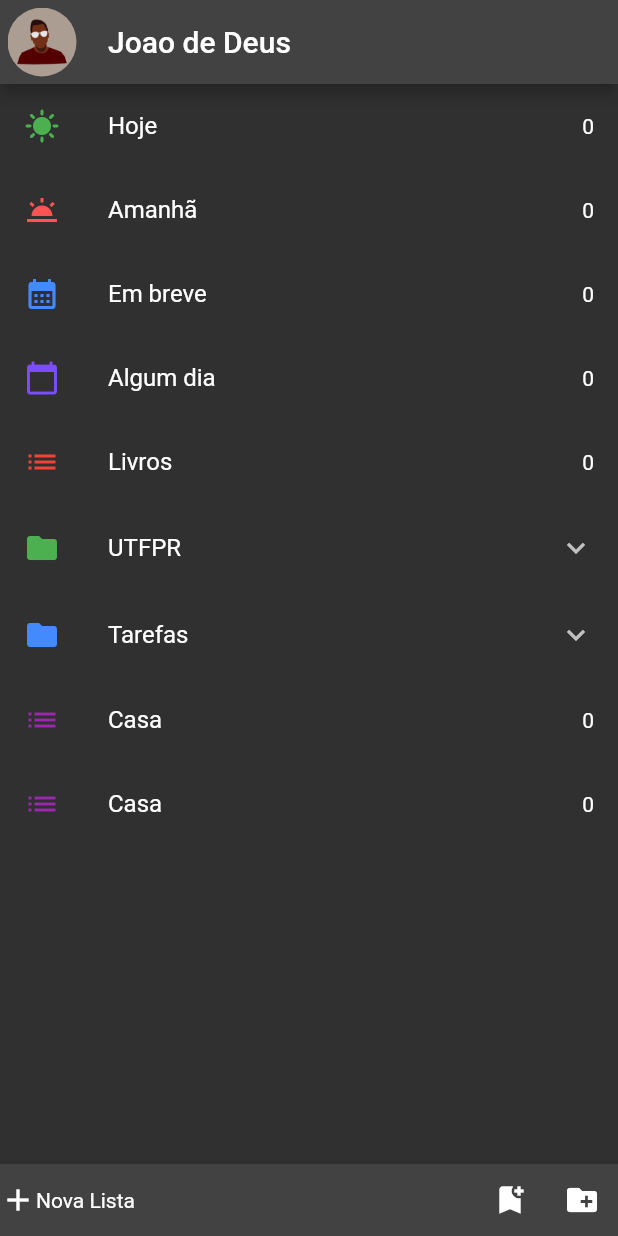
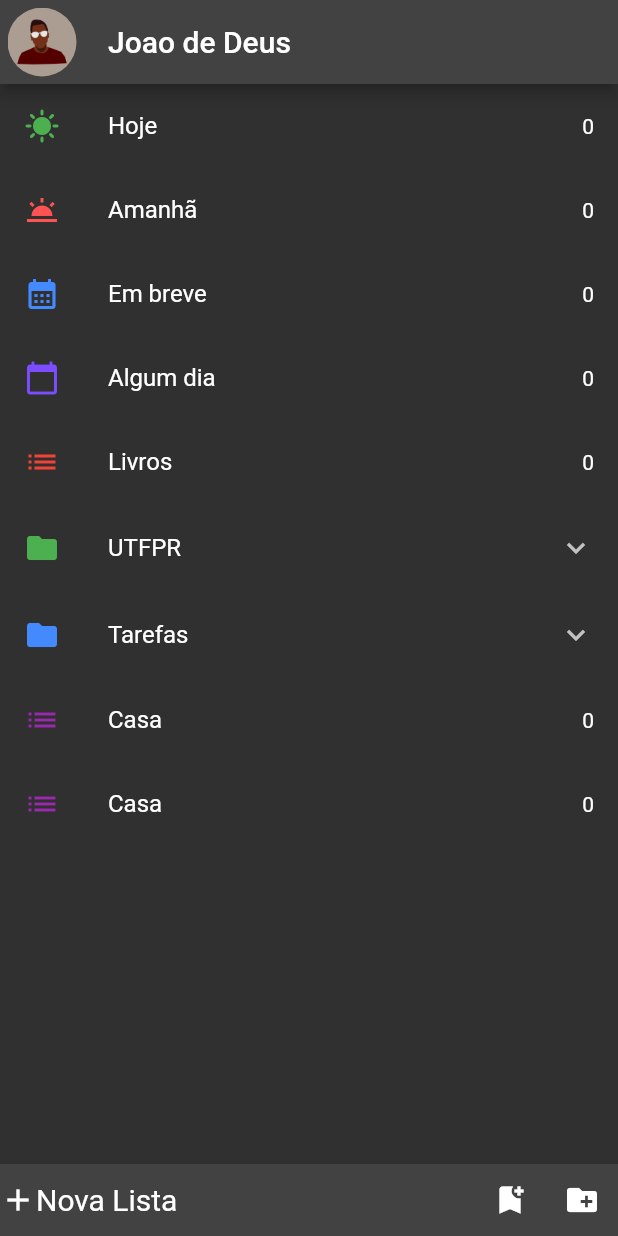
Before and after one commit to laairoy/todo, a Flutter app: the screen it shows after launch, on a phone screen of 412 x 824 dp. Run offline on Flutter 3.47's test engine with Material 2 defaults, Android fonts, the phone set to English and light mode, and no system bars.

Commit message:
Added option to click on list items.

```diff
--- a/lib/pages/home_page.dart
+++ b/lib/pages/home_page.dart
@@ -40,6 +40,7 @@ class HomePage extends StatelessWidget {
                   title: Text(fixedList[index].title),
                   leading: fixedList[index].icon,
                   trailing: const Text('0'),
+                  onTap: () => print('Ola mundo'),
                 );
               },
             ),
@@ -66,6 +67,7 @@ class HomePage extends StatelessWidget {
                           title: Text(subList[i].name),
                           leading: Icon(Icons.list, color: subList[i].color),
                           trailing: const Text('0'),
+                          onTap: () => print('ola mundo'),
                         );
                       },
                     ),
@@ -75,6 +77,7 @@ class HomePage extends StatelessWidget {
                   title: Text(loadList[index].name),
                   leading: Icon(Icons.list, color: loadList[index].color),
                   trailing: const Text('0'),
+                  onTap: () => print('Ola mundo'),
                 );
               },
             ),
@@ -82,13 +85,25 @@ class HomePage extends StatelessWidget {
         ),
       ),
       bottomNavigationBar: BottomAppBar(
-        color: ThemeData.dark().bottomAppBarColor,
+        color: ThemeData
+            .dark()
+            .bottomAppBarColor,
         child: IconTheme(
-          data: IconThemeData(color: Theme.of(context).colorScheme.onPrimary),
+          data: IconThemeData(color: Theme
+              .of(context)
+              .colorScheme
+              .onPrimary),
+          child: Row(
+            children: [
+              InkWell(
+                onTap: () => print('Criar nova lista!'),
                 child: Row(
                  children: [
                    const Icon(Icons.add),
-              const Text('Nova Lista'),
+                   const Text('Nova Lista', style: TextStyle(fontSize: 20),),
+                 ],
+                ),
+              ),
               const Spacer(),
               IconButton(
                   onPressed: () {}, icon: const Icon(Icons.bookmark_add)),
```
Lines whose indentation alone changed are shown as unchanged.
